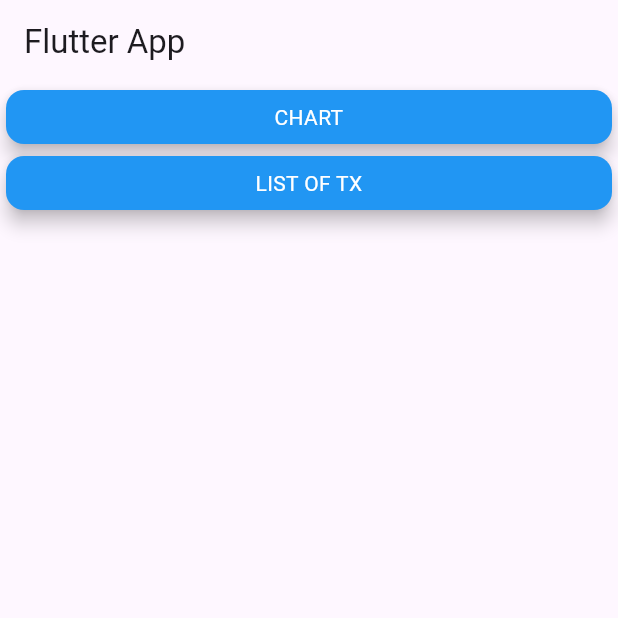
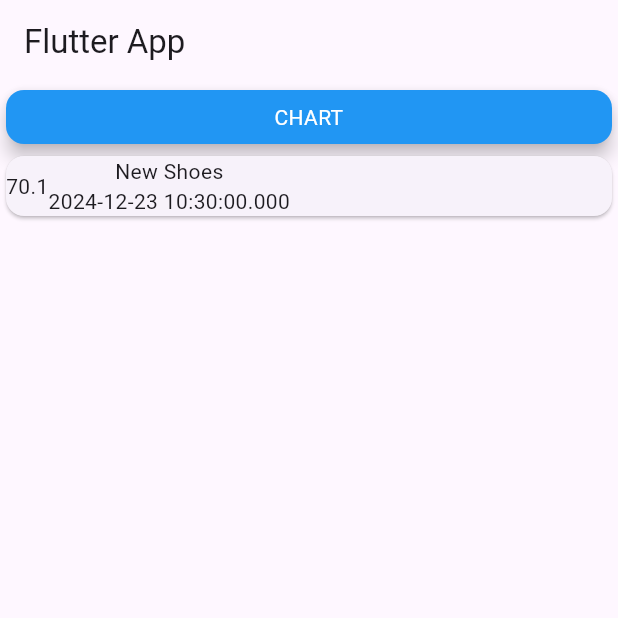
Before and after one commit to Birkity/Expense-planner, a Flutter app: the screen it shows after launch, on a phone screen of 412 x 824 dp, the top half of it. Run offline on Flutter 3.47's test engine with Material 3 defaults, Android fonts, the phone set to English and light mode, and no system bars.

Commit message:
Display transaction details in a card with amount, title, and date

```diff
--- a/lib/main.dart
+++ b/lib/main.dart
@@ -54,21 +54,23 @@
               elevation: 5,
             ),
           ),
-          Container(
-            width: double.infinity,
-            child: const Card(
-              color: Colors.blue,
-              child: Padding(
-                padding: EdgeInsets.all(8.0),
+          Column(
+              children: transactions.map((tx) {
+            return Card(
+                child: Row(children: [
+              Container(
                 child: Text(
-                  'LIST OF TX',
-                  style: TextStyle(color: Colors.white),
-                  textAlign: TextAlign.center,
+                  tx.amount.toString(),
                 ),
               ),
-              elevation: 5,
-            ),
-          ),
+              Column(
+                children: [
+                  Text(tx.title),
+                  Text(tx.date.toString()),
+                ],
+              )
+            ]));
+          }).toList()),
         ],
       ),
     );
```
